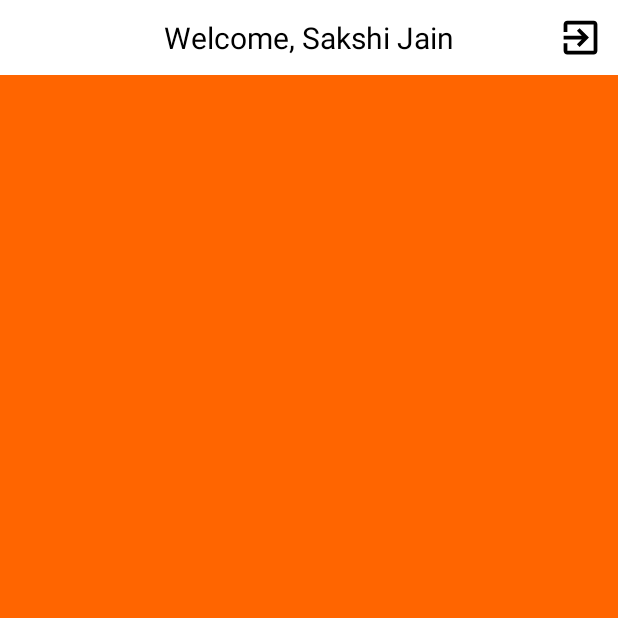
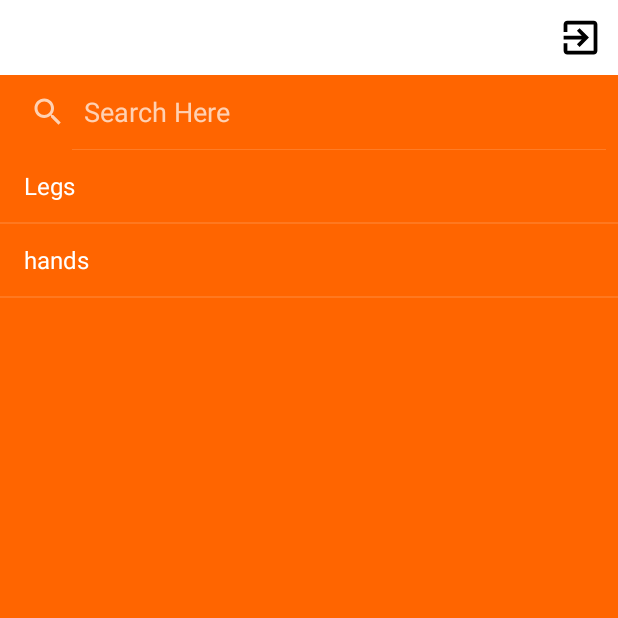
Before and after one commit to Furni-for-all/Furni-android, an Android app: the screen it shows after launch once a user with an empty profile is signed in (Dashboard), on a phone screen of 412 x 824 dp, the top half of it. Run offline under Robolectric (Android 15) with nearby library versions, the phone set to English and light mode, and no system bars; our stand-ins replace Firebase (no records; nobody signed in at launch, a user with empty details on screens opened directly); 2 statements that could not run were skipped.

Commit message:
Search view added

```diff
--- a/app/build.gradle
+++ b/app/build.gradle
@@ -29,13 +29,14 @@ dependencies {
 
     implementation 'androidx.appcompat:appcompat:1.1.0'
     implementation 'androidx.constraintlayout:constraintlayout:1.1.3'
+
     implementation 'com.google.firebase:firebase-auth:19.3.2'
     implementation 'com.google.android.gms:play-services-auth:18.1.0'
     implementation 'com.google.firebase:firebase-analytics:17.2.2'
     testImplementation 'junit:junit:4.12'
     androidTestImplementation 'androidx.test.ext:junit:1.1.1'
     androidTestImplementation 'androidx.test.espresso:espresso-core:3.2.0'
-
+    compile 'com.miguelcatalan:materialsearchview:1.4.0'
     implementation 'com.github.bumptech.glide:glide:4.11.0'
     annotationProcessor 'com.github.bumptech.glide:compiler:4.11.0'
     implementation 'com.google.android.material:material:1.1.0-alpha06'
--- a/app/src/main/java/com/example/furni/Dashboard.java
+++ b/app/src/main/java/com/example/furni/Dashboard.java
@@ -4,15 +4,22 @@ import androidx.annotation.NonNull;
 import androidx.appcompat.app.AppCompatActivity;
 
 import android.content.Intent;
+import android.graphics.Color;
 import android.net.Uri;
 import android.os.Bundle;
 import android.util.Log;
+import android.view.Menu;
+import android.view.MenuItem;
 import android.view.View;
+import android.widget.ArrayAdapter;
 import android.widget.Button;
+import android.widget.Filterable;
 import android.widget.ImageView;
+import android.widget.ListView;
+import android.widget.SearchView;
 import android.widget.TextView;
 import android.widget.Toast;
-
+import android.widget.Toolbar;
 import com.bumptech.glide.Glide;
 import com.google.android.gms.auth.api.signin.GoogleSignIn;
 import com.google.android.gms.auth.api.signin.GoogleSignInAccount;
@@ -23,13 +30,21 @@ import com.google.android.gms.tasks.Task;
 import com.google.firebase.auth.FirebaseAuth;
 import com.google.firebase.auth.FirebaseUser;
 
+
+import java.util.ArrayList;
+
 public class Dashboard extends AppCompatActivity {
 
-    ImageView signout;
+    TextView name, email;
+    ImageView signout, profile_photo;
     FirebaseAuth mAuth;
     GoogleSignInClient mGoogleSignInClient;
     private FirebaseAuth.AuthStateListener firebaseAuthListener;
-
+    SearchView mySearchView;
+    ListView myList;
+    ArrayList<String> list;
+    ArrayAdapter<String> adapter;
+    private static String [] SUGGESTION = new String[] {"Legs, Hands"};
     @Override
     protected void onCreate(Bundle savedInstanceState) {
         super.onCreate(savedInstanceState);
@@ -55,6 +70,34 @@ public class Dashboard extends AppCompatActivity {
 //            }
 //        };
 
+        name = findViewById(R.id.username);
+        profile_photo = findViewById(R.id.profile_photo);
+        mySearchView = findViewById(R.id.search_bar);
+
+        myList = findViewById(R.id.myList);
+        list = new ArrayList<String>();
+        list.add("Legs");
+        list.add("hands");
+
+        adapter = new ArrayAdapter<>(this,android.R.layout.simple_list_item_1,list);
+
+        myList.setAdapter(adapter);
+
+
+        mySearchView.setOnQueryTextListener(new SearchView.OnQueryTextListener() {
+            @Override
+            public boolean onQueryTextSubmit(String s) {
+                return false;
+            }
+
+            @Override
+            public boolean onQueryTextChange(String s) {
+
+                adapter.getFilter().filter(s);
+                return false;
+            }
+        });
+
         signout = findViewById(R.id.signout_button);
         signout.setOnClickListener(new View.OnClickListener() {
             @Override
@@ -69,19 +112,20 @@ public class Dashboard extends AppCompatActivity {
                 }
             }
         });
-//        GoogleSignInAccount acct = GoogleSignIn.getLastSignedInAccount(this);
-//        if (acct != null) {
-//            String personName = acct.getDisplayName();
-//
-//            String personEmail = acct.getEmail();
-//
-//            Uri personPhoto = acct.getPhotoUrl();
-//
-//            name.setText(personName);
-//            email.setText(personEmail);
-//            Glide.with(this).load(String.valueOf(personPhoto)).into(imageView);
-//        }
+        GoogleSignInAccount acct = GoogleSignIn.getLastSignedInAccount(this);
+        if (acct != null) {
+            String personName = acct.getDisplayName();
+
+            String personEmail = acct.getEmail();
+
+            Uri personPhoto = acct.getPhotoUrl();
+
+            name.setText(personName);
+           // email.setText(personEmail);
+            Glide.with(this).load(String.valueOf(personPhoto)).into(profile_photo);
+        }
     }
+
 
 //    private void setUserData(FirebaseUser user) {
 //        String personName = user.getDisplayName();
@@ -137,4 +181,5 @@ public class Dashboard extends AppCompatActivity {
 //        }
 //    }
 
+
 }
--- a/app/src/main/res/layout/activity_dashboard.xml
+++ b/app/src/main/res/layout/activity_dashboard.xml
@@ -10,26 +10,56 @@
     <RelativeLayout
         android:layout_width="match_parent"
         android:layout_height="50dp"
-        android:background="@color/white">
+        android:background="@color/white"
+        android:id="@+id/relative_layout">
+
+        <ImageView
+            android:id="@+id/profile_photo"
+            android:layout_width="30dp"
+            android:layout_height="30dp"
+
+            android:layout_alignParentStart="true"
+            android:layout_centerVertical="true"
+            android:layout_marginStart="10dp" />
 
         <TextView
+            android:id="@+id/username"
             android:layout_width="wrap_content"
             android:layout_height="wrap_content"
-            android:text="Welcome, Sakshi Jain"
+            android:layout_centerInParent="true"
+            android:layout_centerVertical="true"
+            android:layout_marginEnd="205dp"
             android:textColor="@color/black"
-            android:textSize="20dp"
-            android:layout_centerInParent="true"/>
+            android:textSize="20dp" />
 
         <ImageView
             android:id="@+id/signout_button"
             android:layout_width="30dp"
             android:layout_height="30dp"
-            android:src="@drawable/ic_exit"
+            android:layout_alignParentEnd="true"
             android:layout_centerVertical="true"
-            android:layout_alignParentEnd="true"
-            android:layout_marginEnd="10dp"/>
+            android:layout_marginEnd="10dp"
+            android:src="@drawable/ic_exit" />
 
     </RelativeLayout>
+    <SearchView
+        android:layout_width="match_parent"
+        android:layout_height="50dp"
+        android:queryHint="Search Here"
+        android:iconifiedByDefault="false"
+        android:layout_below="@+id/relative_layout"
+
+        android:layout_marginTop="0dp"
+        android:layout_marginBottom="632dp"
+        android:id="@+id/search_bar"/>
+
+    <ListView
+        android:layout_width="match_parent"
+        android:layout_height="fill_parent"
+        android:layout_below="@+id/search_bar"
+        android:layout_marginTop="-632dp"
+        android:id="@+id/myList"/>
+
 
     <!--    <Button-->
         <!--        android:id="@+id/signout_button"-->
```
Lines whose indentation alone changed are shown as unchanged.
